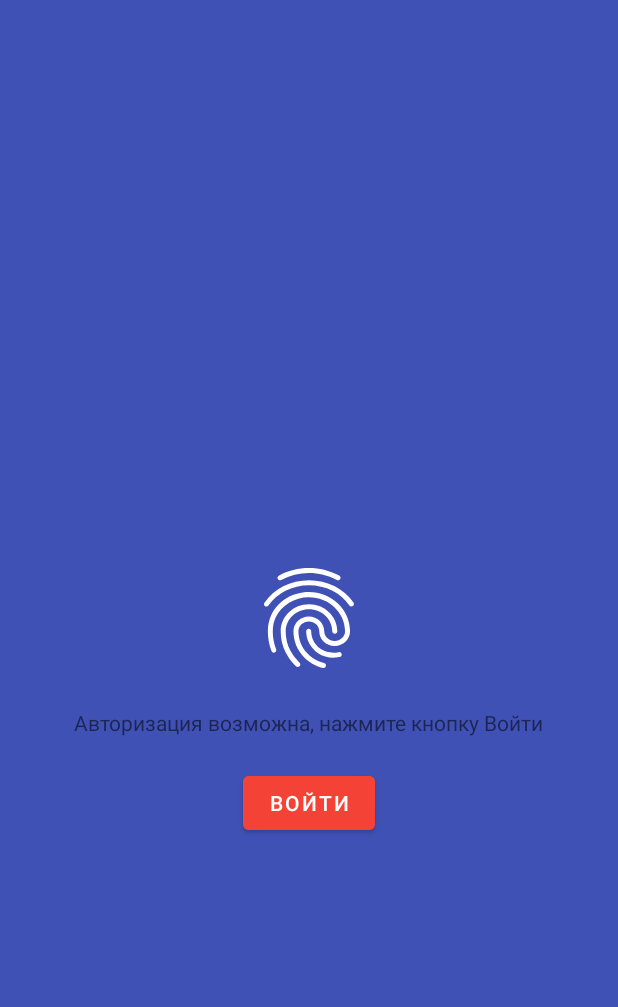
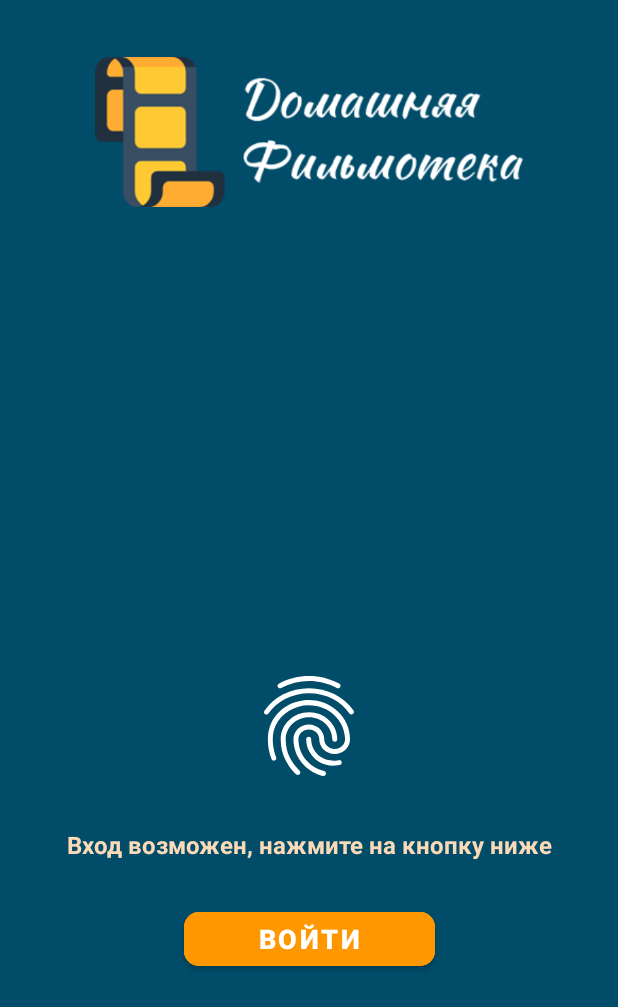
Before and after one commit to tosvt/AndroidMovieApplication, an Android app: the screen it shows after launch (AuthActivity), after a tap on an icon or button, on a phone screen of 412 x 824 dp. Shown: the top 1007 px of the screen. Run offline under Robolectric (Android 15) with nearby library versions, the phone set to English and light mode, and no system bars; our stand-ins replace Dagger/Hilt's generated code.

Commit message:
added biometric auth functionality

```diff
--- a/app/src/main/java/com/example/mymovieapplication/ui/AuthActivity.kt
+++ b/app/src/main/java/com/example/mymovieapplication/ui/AuthActivity.kt
@@ -30,7 +30,7 @@ class AuthActivity : AppCompatActivity() {
         biometricPrompt= BiometricPrompt(this,executor,object : BiometricPrompt.AuthenticationCallback() {
             override fun onAuthenticationError(errorCode: Int, errString: CharSequence) {
                 super.onAuthenticationError(errorCode, errString)
-                Toast.makeText(this@AuthActivity, "Ошибка авторизации: $errString", Toast.LENGTH_LONG).show()
+                Toast.makeText(this@AuthActivity, "Ошибка входа: $errString", Toast.LENGTH_LONG).show()
             }
 
             override fun onAuthenticationSucceeded(result: BiometricPrompt.AuthenticationResult) {
@@ -42,14 +42,14 @@ class AuthActivity : AppCompatActivity() {
 
             override fun onAuthenticationFailed() {
                 super.onAuthenticationFailed()
-                Toast.makeText(this@AuthActivity, "Авторизация не удалась", Toast.LENGTH_LONG).show()
+                Toast.makeText(this@AuthActivity, "Вход не удался", Toast.LENGTH_LONG).show()
             }
         })
 
         promptInfo = BiometricPrompt.PromptInfo.Builder()
-            .setTitle("Sample Ttile")
-            .setSubtitle("Sample subtitle")
-            .setNegativeButtonText("Sample Negative")
+            .setTitle("Вход в приложение")
+            .setSubtitle(" ")
+            .setNegativeButtonText(" ")
             .build()
         binding.btnLogin.setOnClickListener{
             biometricPrompt.authenticate(promptInfo)
@@ -61,12 +61,12 @@ class AuthActivity : AppCompatActivity() {
         when(biometricManager.canAuthenticate(BiometricManager.Authenticators.BIOMETRIC_STRONG or BiometricManager.Authenticators.DEVICE_CREDENTIAL)){
             BiometricManager.BIOMETRIC_SUCCESS -> {
                 Log.d("MY_APP_TAG", "App can auth using bio")
-                binding.tvMsg.text = "Авторизация возможна, нажмите кнопку Войти"
+                binding.tvMsg.text = "Вход возможен, нажмите на кнопку ниже"
                 binding.btnLogin.isEnabled=true
             }
             BiometricManager.BIOMETRIC_ERROR_NO_HARDWARE-> {
                 Log.d("MY_APP_TAG", "Bio feautures are currently unavailable")
-                binding.tvMsg.text = "Авторизация невозможна"
+                binding.tvMsg.text = "Вход невозможен"
                 binding.btnLogin.isEnabled=false
             }
             BiometricManager.BIOMETRIC_ERROR_NONE_ENROLLED -> {
--- a/app/src/main/res/layout/activity_auth.xml
+++ b/app/src/main/res/layout/activity_auth.xml
@@ -4,8 +4,18 @@
     xmlns:tools="http://schemas.android.com/tools"
     android:layout_width="match_parent"
     android:layout_height="match_parent"
-    android:background="#3F51B5"
+    android:background="#004C69"
     tools:context=".ui.AuthActivity">
+
+    <ImageView
+        android:id="@+id/imageLogo"
+        android:layout_width="285dp"
+        android:layout_height="112dp"
+        android:layout_marginTop="32dp"
+        app:layout_constraintEnd_toEndOf="parent"
+        app:layout_constraintStart_toStartOf="parent"
+        app:layout_constraintTop_toTopOf="parent"
+        app:srcCompat="@drawable/m_logo" />
 
     <ImageView
         android:id="@+id/imgFinger"
@@ -15,13 +25,19 @@
         app:layout_constraintBottom_toBottomOf="parent"
         app:layout_constraintEnd_toEndOf="parent"
         app:layout_constraintStart_toStartOf="parent"
-        app:layout_constraintTop_toTopOf="parent" />
+        app:layout_constraintTop_toBottomOf="@+id/imageLogo" />
 
     <TextView
         android:id="@+id/tvMsg"
         android:layout_width="wrap_content"
         android:layout_height="wrap_content"
         android:text=""
+        android:paddingHorizontal="32dp"
+        android:paddingVertical="8dp"
+        android:gravity="center"
+        android:textColor="#FCDAB7"
+        android:textSize="16sp"
+        android:textStyle="bold"
         android:layout_marginTop="20dp"
         app:layout_constraintEnd_toEndOf="parent"
         app:layout_constraintStart_toStartOf="parent"
@@ -32,10 +48,16 @@
         android:enabled="false"
         android:layout_width="wrap_content"
         android:layout_height="wrap_content"
-        android:backgroundTint="#F44336"
+        android:backgroundTint="#FF9800"
         android:layout_marginTop="20dp"
+        android:paddingHorizontal="50dp"
+        android:textColor="@color/white"
+        android:textSize="18sp"
+        android:textStyle="bold"
+        app:cornerRadius="10dp"
         android:text="Войти"
         app:layout_constraintEnd_toEndOf="parent"
         app:layout_constraintStart_toStartOf="parent"
         app:layout_constraintTop_toBottomOf="@id/tvMsg" />
+
 </androidx.constraintlayout.widget.ConstraintLayout>
```
